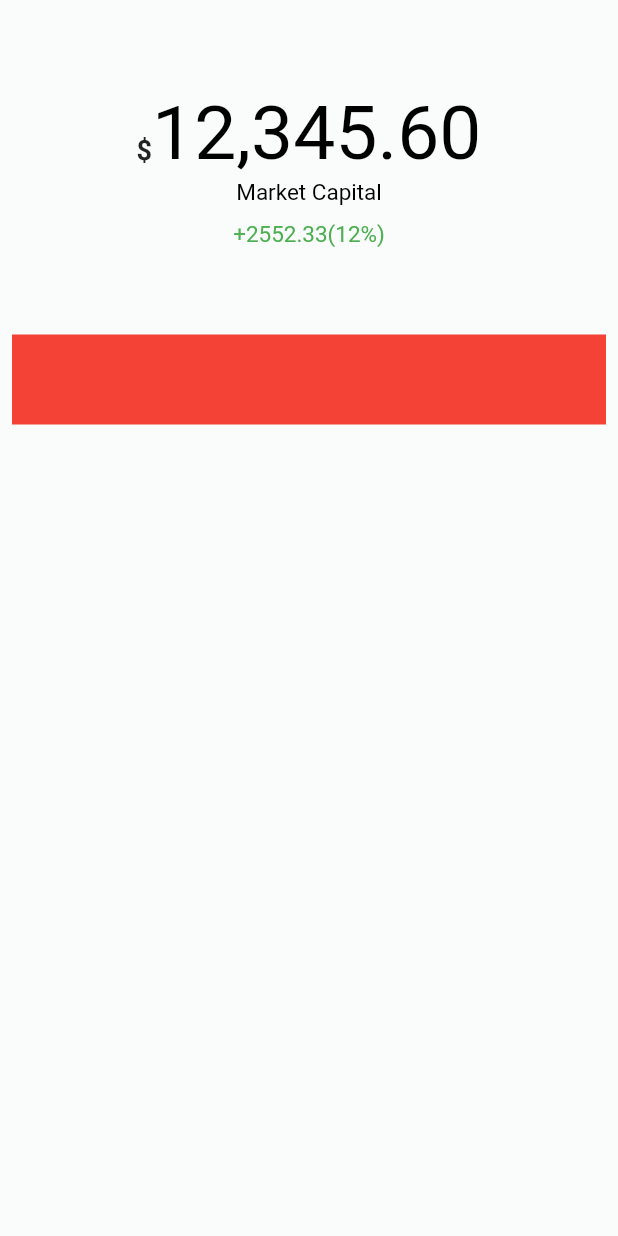
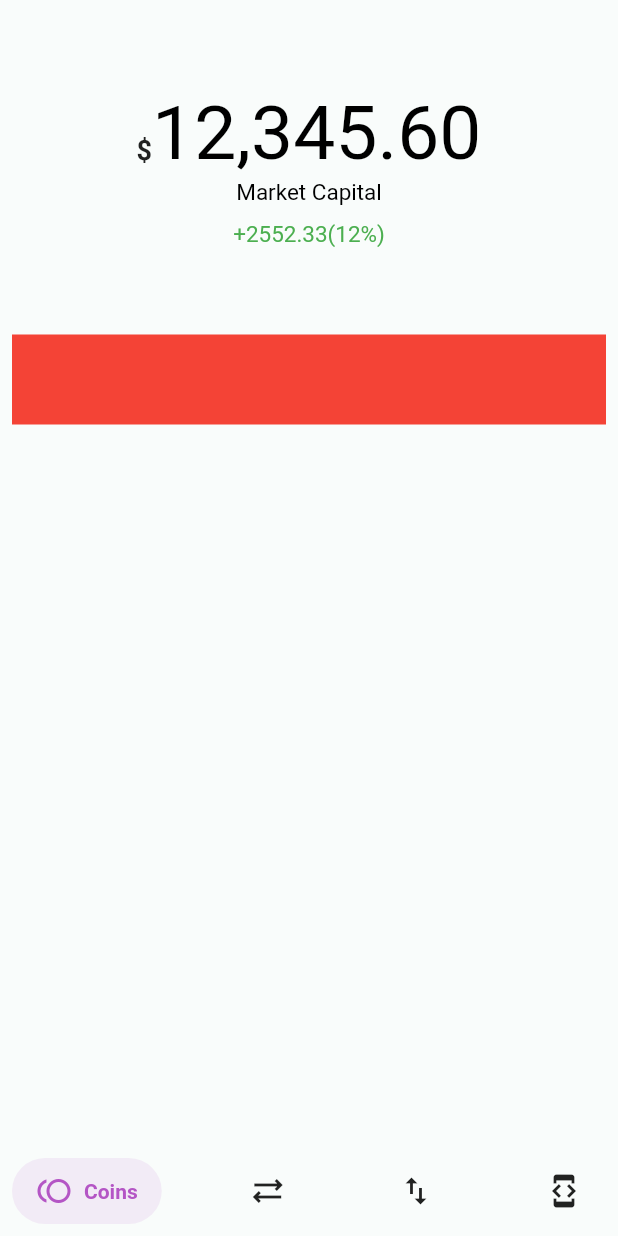
Before and after one commit to Kaleab41/CryptoExchange, a Flutter app: the screen it shows after launch, on a phone screen of 412 x 824 dp. Run offline on Flutter 3.47's test engine with Material 2 defaults, Android fonts, the phone set to English and light mode, and no system bars; drawn by our look-alikes of salomon_bottom_bar.

Commit message:
Menu Implemented

```diff
--- a/lib/main.dart
+++ b/lib/main.dart
@@ -1,14 +1,21 @@
 import 'package:crypto/Constants.dart';
 import 'package:flutter/material.dart';
 import 'Pages/Coins.dart';
+import 'package:salomon_bottom_bar/salomon_bottom_bar.dart';
 
 void main() {
   runApp(const MyApp());
 }
 
-class MyApp extends StatelessWidget {
+class MyApp extends StatefulWidget {
   const MyApp({super.key});
 
+  @override
+  State<MyApp> createState() => _MyAppState();
+}
+
+class _MyAppState extends State<MyApp> {
+  var _currentIndex = 0;
   // This widget is the root of your application.
   @override
   Widget build(BuildContext context) {
@@ -19,6 +26,39 @@ class MyApp extends StatelessWidget {
         body: SafeArea(
           child: CoinsPage(),
         ),
+        bottomNavigationBar: SalomonBottomBar(
+          currentIndex: _currentIndex,
+          onTap: (i) => setState(() => _currentIndex = i),
+          items: [
+            /// Home
+            SalomonBottomBarItem(
+              icon: Icon(Icons.toll_outlined),
+              title: Text("Coins"),
+              selectedColor: Color.fromARGB(255, 180, 85, 197),
+            ),
+
+            /// Likes
+            SalomonBottomBarItem(
+              icon: Icon(Icons.sync_alt_outlined),
+              title: Text("Exchange"),
+              selectedColor: Colors.pink,
+            ),
+
+            /// Search
+            SalomonBottomBarItem(
+              icon: Icon(Icons.swap_vert_sharp),
+              title: Text("Swap"),
+              selectedColor: Colors.orange,
+            ),
+
+            /// Profile
+            SalomonBottomBarItem(
+              icon: Icon(Icons.developer_mode_outlined),
+              title: Text("About"),
+              selectedColor: Colors.teal,
+            ),
+          ],
+        ),
       ),
     );
   }
--- a/pubspec.yaml
+++ b/pubspec.yaml
@@ -36,6 +36,7 @@ dependencies:
   # The following adds the Cupertino Icons font to your application.
   # Use with the CupertinoIcons class for iOS style icons.
   cupertino_icons: ^1.0.2
+  salomon_bottom_bar: ^3.3.1
 
 dev_dependencies:
   flutter_test:
```
Also changed, not shown: pubspec.lock.
